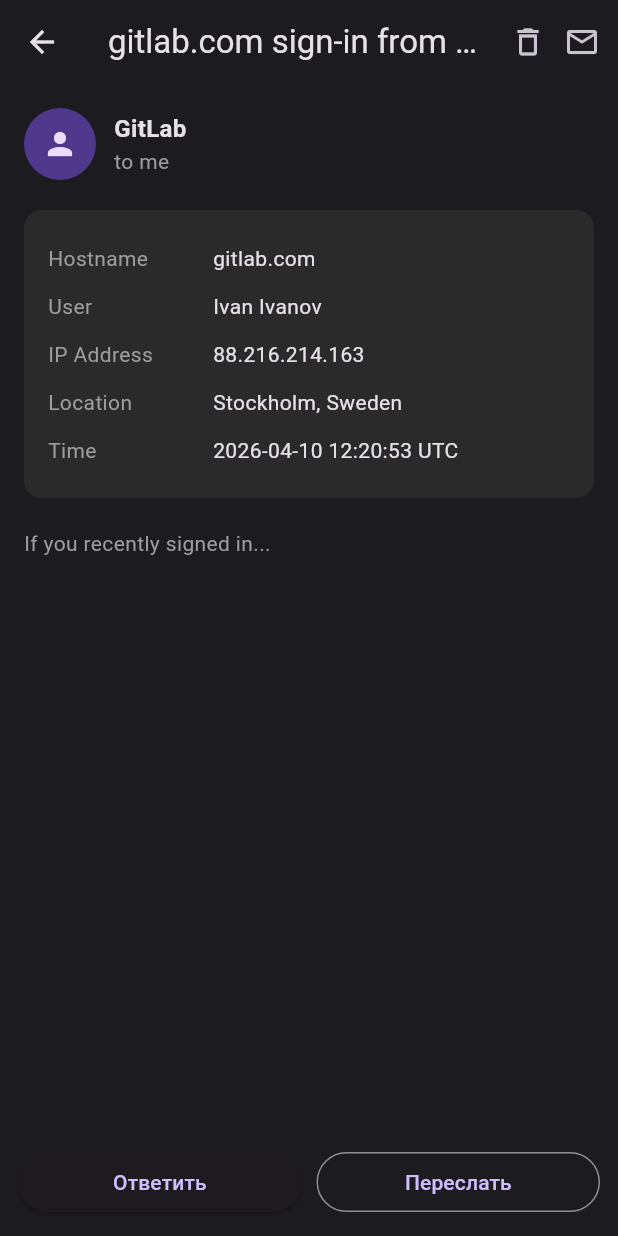
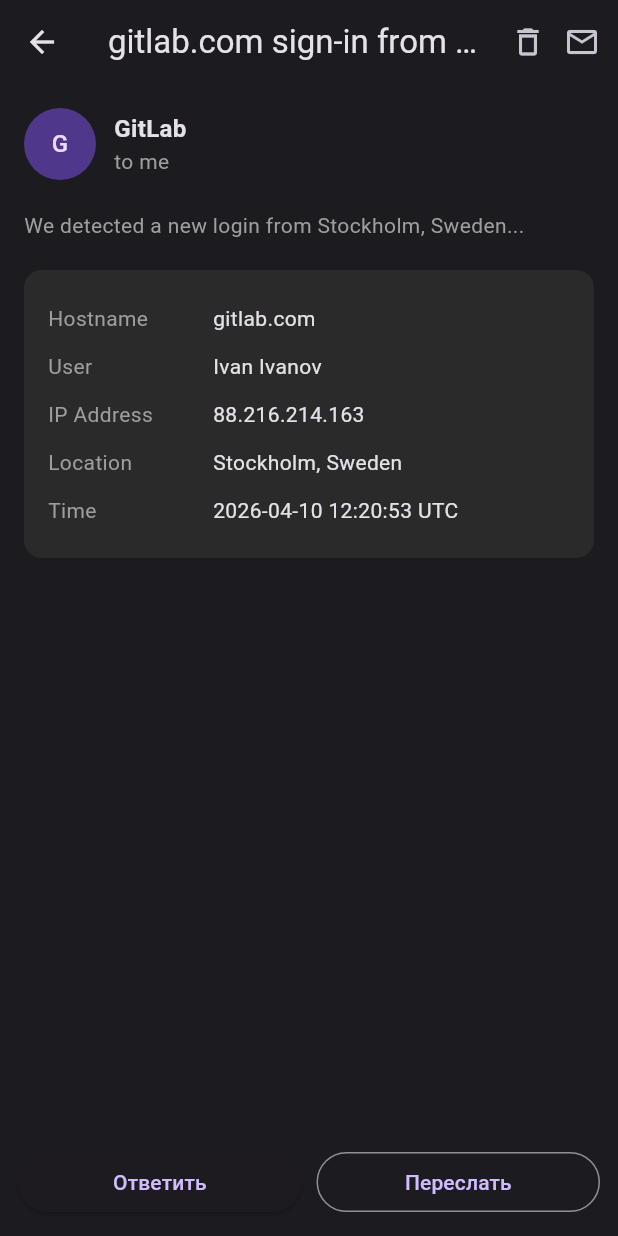
Before and after one commit to dariaivanow/mail_ui, a Flutter app: the screen it shows after launch, after a tap on an icon or button, on a phone screen of 412 x 824 dp. Run offline on Flutter 3.47's test engine with Material 3 defaults, Android fonts, the light colour scheme and no system bars.

Commit message:
Кликаются все письма

```diff
--- a/lib/main.dart
+++ b/lib/main.dart
@@ -27,41 +27,64 @@
   const InboxScreen({super.key});
 
   final List<Map<String, String>> emails = const [
-    {"sender": "GitLab", "title": "gitlab.com sign-in from new location", "time": "10:14"},
-    {"sender": "LinkedIn", "title": "Security notification", "time": "9 Apr"},
-    {"sender": "App Store", "title": "Your build has issues", "time": "00:22"},
+    {
+      "sender": "GitLab",
+      "title": "gitlab.com sign-in from new location",
+      "time": "10:14",
+      "content": "We detected a new login from Stockholm, Sweden..."
+    },
+    {
+      "sender": "LinkedIn",
+      "title": "Security notification",
+      "time": "9 Apr",
+      "content": "Someone tried to access your account..."
+    },
+    {
+      "sender": "App Store",
+      "title": "Your build has issues",
+      "time": "00:22",
+      "content": "We found issues in your latest build..."
+    },
   ];
 
   @override
   Widget build(BuildContext context) {
     return Scaffold(
       appBar: AppBar(title: const Text("Почта")),
-      // Drawer (боковое меню) пока закомментирован, так как класс еще не создан
       drawer: const CategoriesScreen(),
       body: ListView.separated(
         padding: const EdgeInsets.symmetric(vertical: 8),
         itemCount: emails.length,
-        separatorBuilder: (_, __) => const Divider(height: 1),
+        separatorBuilder: (_, _) => const Divider(height: 1),
         itemBuilder: (context, index) {
           final email = emails[index];
+
           return ListTile(
             leading: CircleAvatar(
               backgroundColor: Colors.grey[800],
-              child: Text(email['sender']![0], style: const TextStyle(color: Colors.white)),
+              child: Text(
+                email['sender']![0],
+                style: const TextStyle(color: Colors.white),
+              ),
             ),
-            title: Text(email['sender']!, style: const TextStyle(fontWeight: FontWeight.w600)),
-            subtitle: Text(email['title']!, style: const TextStyle(color: Colors.grey)),
-            trailing: Text(email['time']!, style: const TextStyle(color: Colors.grey)),
-            onTap: email['sender'] == 'GitLab'
-          ? () {
+            title: Text(
+              email['sender']!,
+              style: const TextStyle(fontWeight: FontWeight.w600),
+            ),
+            subtitle: Text(
+              email['title']!,
+              style: const TextStyle(color: Colors.grey),
+            ),
+            trailing: Text(
+              email['time']!,
+              style: const TextStyle(color: Colors.grey),
+            ),
+            onTap: () {
               Navigator.push(
                 context,
-                MaterialPageRoute(builder: (_) => EmailDetailScreen(email: email)),
-              );
-            }
-          : () {
-              ScaffoldMessenger.of(context).showSnackBar(
-                const SnackBar(content: Text('Это письмо пока не реализовано')),
+                MaterialPageRoute(
+                  builder: (_) => EmailDetailScreen(email: email),
+                ),
               );
             },
           );
@@ -73,88 +96,145 @@
 
 class EmailDetailScreen extends StatelessWidget {
   final Map<String, String> email;
+
   const EmailDetailScreen({super.key, required this.email});
-
-  Widget infoRow(String title, String value) {
-    return Padding(
-      padding: const EdgeInsets.symmetric(vertical: 6),
-      child: Row(
-        crossAxisAlignment: CrossAxisAlignment.start,
-        children: [
-          SizedBox(width: 110, child: Text(title, style: const TextStyle(color: Colors.grey))),
-          Expanded(child: Text(value)),
-        ],
-      ),
-    );
-  }
 
   @override
   Widget build(BuildContext context) {
     return Scaffold(
       appBar: AppBar(
-        title: Text(email['title']!),
-        actions: const [Icon(Icons.delete_outline), SizedBox(width: 12), Icon(Icons.mail_outline), SizedBox(width: 12)],
+        title: Text(email['title'] ?? ''),
+        actions: const [
+          Icon(Icons.delete_outline),
+          SizedBox(width: 12),
+          Icon(Icons.mail_outline),
+          SizedBox(width: 12),
+        ],
       ),
       body: SingleChildScrollView(
         padding: const EdgeInsets.all(16),
         child: Column(
           crossAxisAlignment: CrossAxisAlignment.start,
           children: [
-            const Row(
+            // HEADER
+            Row(
               children: [
-                CircleAvatar(radius: 24, child: Icon(Icons.person)),
-                SizedBox(width: 12),
+                CircleAvatar(
+                  radius: 24,
+                  child: Text(email['sender']![0]),
+                ),
+                const SizedBox(width: 12),
                 Column(
                   crossAxisAlignment: CrossAxisAlignment.start,
                   children: [
-                    Text("GitLab", style: TextStyle(fontSize: 16, fontWeight: FontWeight.bold)),
-                    Text("to me", style: TextStyle(color: Colors.grey)),
+                    Text(
+                      email['sender'] ?? '',
+                      style: const TextStyle(
+                        fontSize: 16,
+                        fontWeight: FontWeight.bold,
+                      ),
+                    ),
+                    const Text(
+                      "to me",
+                      style: TextStyle(color: Colors.grey),
+                    ),
                   ],
                 )
               ],
             ),
+
             const SizedBox(height: 20),
-            Container(
-              decoration: BoxDecoration(color: const Color(0xFF2A2A2A), borderRadius: BorderRadius.circular(12)),
-              padding: const EdgeInsets.all(16),
-              child: Column(
-                children: [
-                  infoRow("Hostname", "gitlab.com"),
-                  infoRow("User", "Ivan Ivanov"),
-                  infoRow("IP Address", "88.216.214.163"),
-                  infoRow("Location", "Stockholm, Sweden"),
-                  infoRow("Time", "2026-04-10 12:20:53 UTC"),
-                ],
+
+            // CONTENT (всегда)
+            Text(
+              email['content'] ?? '',
+              style: const TextStyle(color: Colors.grey),
+            ),
+
+            const SizedBox(height: 20),
+
+            // ДОП. БЛОК ТОЛЬКО ДЛЯ GITLAB
+            if (email['sender'] == 'GitLab')
+              Container(
+                decoration: BoxDecoration(
+                  color: const Color(0xFF2A2A2A),
+                  borderRadius: BorderRadius.circular(12),
+                ),
+                padding: const EdgeInsets.all(16),
+                child: const Column(
+                  children: [
+                    _InfoRow("Hostname", "gitlab.com"),
+                    _InfoRow("User", "Ivan Ivanov"),
+                    _InfoRow("IP Address", "88.216.214.163"),
+                    _InfoRow("Location", "Stockholm, Sweden"),
+                    _InfoRow("Time", "2026-04-10 12:20:53 UTC"),
+                  ],
+                ),
               ),
-            ),
-            const SizedBox(height: 20),
-            const Text("If you recently signed in...", style: TextStyle(color: Colors.grey)),
           ],
         ),
       ),
+
       bottomNavigationBar: Padding(
         padding: const EdgeInsets.all(12),
         child: Row(
           children: [
-            Expanded(child: ElevatedButton(onPressed: () {}, child: const Text("Ответить"))),
+            Expanded(
+              child: ElevatedButton(
+                onPressed: () {},
+                child: const Text("Ответить"),
+              ),
+            ),
             const SizedBox(width: 10),
-            Expanded(child: OutlinedButton(onPressed: () {}, child: const Text("Переслать"))),
+            Expanded(
+              child: OutlinedButton(
+                onPressed: () {},
+                child: const Text("Переслать"),
+              ),
+            ),
           ],
         ),
       ),
     );
   }
 }
+
+class _InfoRow extends StatelessWidget {
+  final String title;
+  final String value;
+
+  const _InfoRow(this.title, this.value);
+
+  @override
+  Widget build(BuildContext context) {
+    return Padding(
+      padding: const EdgeInsets.symmetric(vertical: 6),
+      child: Row(
+        crossAxisAlignment: CrossAxisAlignment.start,
+        children: [
+          SizedBox(
+            width: 110,
+            child: Text(title, style: const TextStyle(color: Colors.grey)),
+          ),
+          Expanded(child: Text(value)),
+        ],
+      ),
+    );
+  }
+}
+
 class CategoriesScreen extends StatelessWidget {
   const CategoriesScreen({super.key});
 
   @override
   Widget build(BuildContext context) {
-    return Drawer( // Оборачиваем в Drawer для корректного отображения
+    return Drawer(
       child: ListView(
         padding: EdgeInsets.zero,
         children: const [
-          DrawerHeader(child: Text("Gmail", style: TextStyle(fontSize: 20))),
+          DrawerHeader(
+            child: Text("Gmail", style: TextStyle(fontSize: 20)),
+          ),
           ListTile(title: Text("Несортированные")),
           ListTile(title: Text("Промоакции")),
           ListTile(title: Text("Соцсети")),
```
